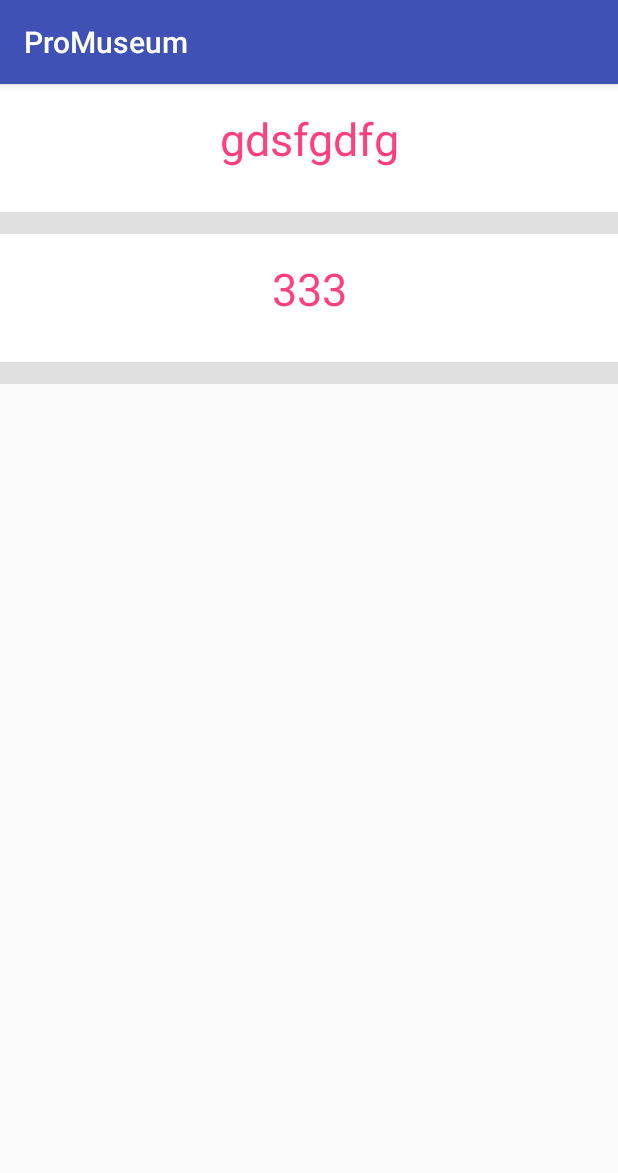
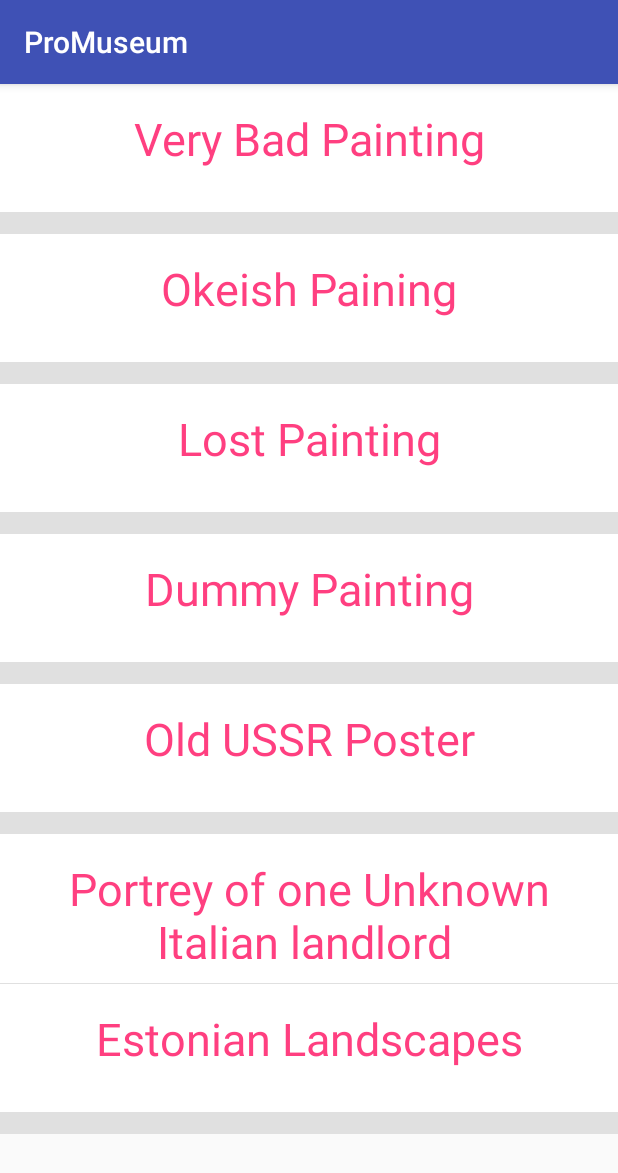
Before and after one commit to jyrno/ProMuseum, an Android app: the screen it shows after launch (ItemListActivity), after a tap on "OPEN ITEMS LIST", on a phone screen of 412 x 824 dp. Shown: the top 1173 px of the screen. Run offline under Robolectric (Android 15) with nearby library versions, the phone set to English and light mode, and no system bars.

Commit message:
some primitive data  source

```diff
--- /dev/null
+++ b/app/src/main/java/ee/proekspert/promuseum/data/Item.java
@@ -0,0 +1,151 @@
+package ee.proekspert.promuseum.data;
+
+public class Item {
+
+    private final String id;
+    private String name;
+    private String description;
+    private String damage;
+    private ItemStatus status;
+    private ItemState state;
+    private ItemLocation location;
+
+    public Item(String id, String name, String description, String damage, ItemStatus status, ItemState state, ItemLocation location) {
+        this.id = id;
+        this.name = name;
+        this.description = description;
+        this.damage = damage;
+        this.status = status;
+        this.state = state;
+        this.location = location;
+    }
+
+    public enum ItemStatus {
+        CHECKED(true),
+        UNCHECKED(false),
+        LOST;
+
+        private final boolean checked;
+        private final boolean lost;
+
+        boolean isChecked() {
+            return checked;
+        }
+        boolean isLost(){
+            return lost;
+        }
+
+        ItemStatus(boolean checked) {
+            this.checked = checked;
+            this.lost = false;
+        }
+
+        ItemStatus() {
+            this.checked = false;
+            this.lost = true;
+        }
+    }
+
+    public String getId() {
+        return id;
+    }
+
+    public String getName() {
+        return name;
+    }
+
+    public String getDescription() {
+        return description;
+    }
+
+    public String getDamage() {
+        return damage;
+    }
+
+    public ItemStatus getStatus() {
+        return status;
+    }
+
+    public ItemState getState() {
+        return state;
+    }
+
+    public ItemLocation getLocation() {
+        return location;
+    }
+
+    @Override
+    public String toString() {
+        return "Item{" +
+                "id='" + id + '\'' +
+                ", name='" + name + '\'' +
+                ", description='" + description + '\'' +
+                ", damage='" + damage + '\'' +
+                ", status=" + status +
+                ", state=" + state +
+                ", location=" + location +
+                '}';
+    }
+
+    public enum ItemState {
+        // TODO take string from the translations or at least put estonian strings
+        VERY_GOOD{
+            @Override
+            public String toString() {
+                return "Very good";
+            }
+        },
+        GOOD{
+            @Override
+            public String toString() {
+                return "Good";
+            }
+        },
+        SATISFACTORY{
+            @Override
+            public String toString() {
+                return "Satisfactory";
+            }
+        },
+        BAD{
+            @Override
+            public String toString() {
+                return "Bad";
+            }
+        },
+        VERY_BAD{
+            @Override
+            public String toString() {
+                return "Very bad";
+            }
+        }
+    }
+
+    public static class ItemLocation {
+        private String locationName;
+
+        public ItemLocation(String locationName) {
+            this.locationName = locationName;
+        }
+
+        @Override
+        public int hashCode() {
+            return locationName == null ? 0 : locationName.hashCode();
+        }
+
+        @Override
+        public boolean equals(Object obj) {
+            String objLocationName;
+            return obj instanceof ItemLocation
+                    && this.locationName != null
+                    && ((objLocationName = ((ItemLocation) obj).locationName) != null)
+                    && objLocationName == this.locationName;
+        }
+
+        @Override
+        public String toString() {
+            return locationName != null ? locationName : "";
+        }
+    }
+
+}
--- /dev/null
+++ b/app/src/main/java/ee/proekspert/promuseum/datasource/ItemProvider.java
@@ -0,0 +1,92 @@
+package ee.proekspert.promuseum.datasource;
+
+import android.util.Log;
+
+import java.util.ArrayList;
+import java.util.Collections;
+import java.util.List;
+
+import ee.proekspert.promuseum.data.Item;
+
+public class ItemProvider {
+
+    private static final ItemProvider provider = new ItemProvider();
+
+    public static ItemProvider getItemProvider() {
+        return provider;
+    }
+
+    private List<Item> allItems = new ArrayList<>();
+
+    private ItemProvider() {
+        initAllItems();
+    }
+
+    private void initAllItems() {
+        Item.ItemLocation locationMuseumKumu = new Item.ItemLocation("KUMU");
+        Item.ItemLocation locationStorageKumuMainStorage = new Item.ItemLocation("KUMU / Main Storage");
+
+        Item item = new Item("12345", "Very Cool Painting", "This is very cool stuff", "Even no damage", Item.ItemStatus.UNCHECKED, Item.ItemState.VERY_GOOD, locationMuseumKumu);
+        Log.w("ItemProvider", "InitAllItems: item " + item);
+        allItems.add(item);
+
+        item = new Item("23456", "Very Bad Painting", "This is very bad stuff", "Sooo damaged", Item.ItemStatus.UNCHECKED, Item.ItemState.VERY_BAD, locationStorageKumuMainStorage);
+        Log.w("ItemProvider", "InitAllItems: item " + item);
+
+        allItems.add(item);
+        item = new Item("34567", "Okeish Paining", "This is quite okeish stuff", "Just old", Item.ItemStatus.UNCHECKED, Item.ItemState.SATISFACTORY, locationStorageKumuMainStorage);
+        Log.w("ItemProvider", "InitAllItems: item " + item);
+
+        allItems.add(item);
+        item = new Item("45678", "Lost Painting", "This was very cool but got lost", "No idea as it is lost", Item.ItemStatus.LOST, Item.ItemState.VERY_GOOD, locationStorageKumuMainStorage);
+        Log.w("ItemProvider", "InitAllItems: item " + item);
+
+        allItems.add(item);
+        item = new Item("56789", "Dummy Painting", "no description", "no damage", Item.ItemStatus.CHECKED, Item.ItemState.GOOD, locationStorageKumuMainStorage);
+        Log.w("ItemProvider", "InitAllItems: item " + item);
+
+        allItems.add(item);
+        item = new Item("01472", "Old USSR Poster", "From the 90s", "gonna tear soon", Item.ItemStatus.CHECKED, Item.ItemState.BAD, locationStorageKumuMainStorage);
+        Log.w("ItemProvider", "InitAllItems: item " + item);
+
+        allItems.add(item);
+        item = new Item("02585", "Portrey of one Unknown Italian landlord ", "Unknown author", "no damage", Item.ItemStatus.UNCHECKED, Item.ItemState.GOOD, locationStorageKumuMainStorage);
+        Log.w("ItemProvider", "InitAllItems: item " + item);
+
+        allItems.add(item);
+        item = new Item("03698", "Estonian Landscapes", "Journal from the exhibition", "", Item.ItemStatus.UNCHECKED, Item.ItemState.VERY_GOOD, locationStorageKumuMainStorage);
+        Log.w("ItemProvider", "InitAllItems: item " + item);
+
+        allItems.add(item);
+
+        Log.w("ItemProvider", "Put all the items!!! total count: " + allItems.size());
+    }
+
+    public List<Item> getAllItems() {
+        return Collections.unmodifiableList(allItems);
+    }
+
+    public Item findById(String id) {
+        for (Item item : allItems) {
+            if (item.getId().equals(id)) {
+                return item;
+            }
+        }
+        return null;
+    }
+
+    public List<Item> findAllItemsInLocation(Item.ItemLocation location) {
+        List<Item> filteredItems = new ArrayList<>();
+
+        Log.w("ItemProvider", "findAllItemsInLocation: location for filtering : " + location);
+
+        for (Item item : allItems) {
+            Log.w("ItemProvider", "findAllItemsInLocation: Cheking : " + item.getLocation());
+            if (location.equals(item.getLocation())) {
+                filteredItems.add(item);
+            }
+        }
+
+        return filteredItems;
+    }
+}
--- a/app/src/main/java/ee/proekspert/promuseum/itemlist/ItemListActivity.java
+++ b/app/src/main/java/ee/proekspert/promuseum/itemlist/ItemListActivity.java
@@ -5,14 +5,17 @@ import android.os.Bundle;
 import android.support.v7.widget.LinearLayoutManager;
 import android.support.v7.widget.RecyclerView;
 
+import java.util.List;
+
 import ee.proekspert.promuseum.R;
+import ee.proekspert.promuseum.data.Item;
+import ee.proekspert.promuseum.datasource.ItemProvider;
 
 public class ItemListActivity extends AppCompatActivity {
 
     private RecyclerView mRecyclerView;
     private RecyclerView.Adapter mAdapter;
     private RecyclerView.LayoutManager mLayoutManager;
-    private static final String[] testData = {"gdsfgdfg", "333"};
 
     @Override
     protected void onCreate(Bundle savedInstanceState) {
@@ -28,8 +31,9 @@ public class ItemListActivity extends AppCompatActivity {
         mLayoutManager = new LinearLayoutManager(this);
         mRecyclerView.setLayoutManager(mLayoutManager);
 
+        List<Item> allItemsInLocation = ItemProvider.getItemProvider().findAllItemsInLocation(new Item.ItemLocation("KUMU / Main Storage"));
         // specify an adapter (see also next example)
-        mAdapter = new ItemListAdapter(testData);
+        mAdapter = new ItemListAdapter(allItemsInLocation);
         mRecyclerView.setAdapter(mAdapter);
 
     }
--- a/app/src/main/java/ee/proekspert/promuseum/itemlist/ItemListAdapter.java
+++ b/app/src/main/java/ee/proekspert/promuseum/itemlist/ItemListAdapter.java
@@ -1,15 +1,19 @@
 package ee.proekspert.promuseum.itemlist;
 
 import android.support.v7.widget.RecyclerView;
+import android.util.Log;
 import android.view.LayoutInflater;
 import android.view.ViewGroup;
 import android.widget.LinearLayout;
 import android.widget.TextView;
 
+import java.util.List;
+
 import ee.proekspert.promuseum.R;
+import ee.proekspert.promuseum.data.Item;
 
 public class ItemListAdapter extends RecyclerView.Adapter<ItemListAdapter.ListItemHolder> {
-    private String[] mDataset;
+    private List<Item> mDataset;
 
     // Provide a reference to the views for each data item
     // Complex data items may need more than one view per item, and
@@ -24,7 +28,7 @@ public class ItemListAdapter extends RecyclerView.Adapter<ItemListAdapter.ListIt
     }
 
     // Provide a suitable constructor (depends on the kind of dataset)
-    public ItemListAdapter(String[] myDataset) {
+    public ItemListAdapter(List<Item> myDataset) {
         mDataset = myDataset;
     }
 
@@ -46,13 +50,15 @@ public class ItemListAdapter extends RecyclerView.Adapter<ItemListAdapter.ListIt
     public void onBindViewHolder(ListItemHolder holder, int position) {
         // - get element from your dataset at this position
         // - replace the contents of the view with that element
-        holder.mTextView.setText(mDataset[position]);
+        Log.i("ItemsListAdapter", "onBindViewHolder: position " + position + "; name: " + mDataset.get(position).getName());
+        holder.mTextView.setText(mDataset.get(position).getName());
 
     }
 
     // Return the size of your dataset (invoked by the layout manager)
     @Override
     public int getItemCount() {
-        return mDataset.length;
+        Log.i("ItemsListAdapter", "getItemCount: " + mDataset.size());
+        return mDataset.size();
     }
 }
```
